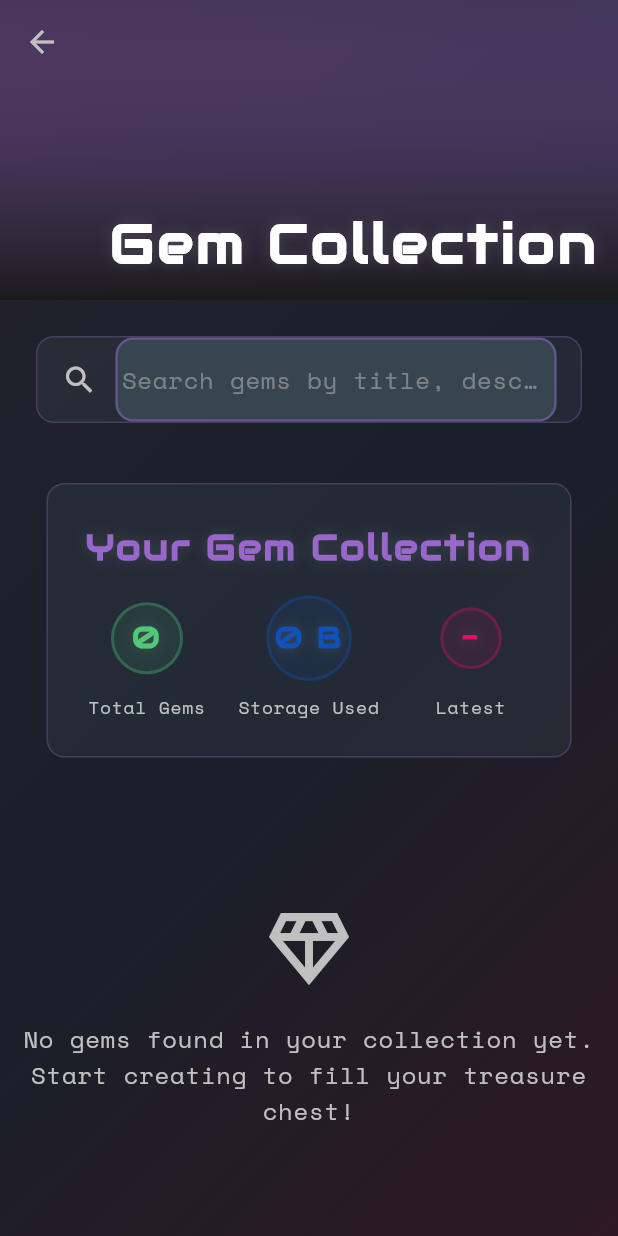
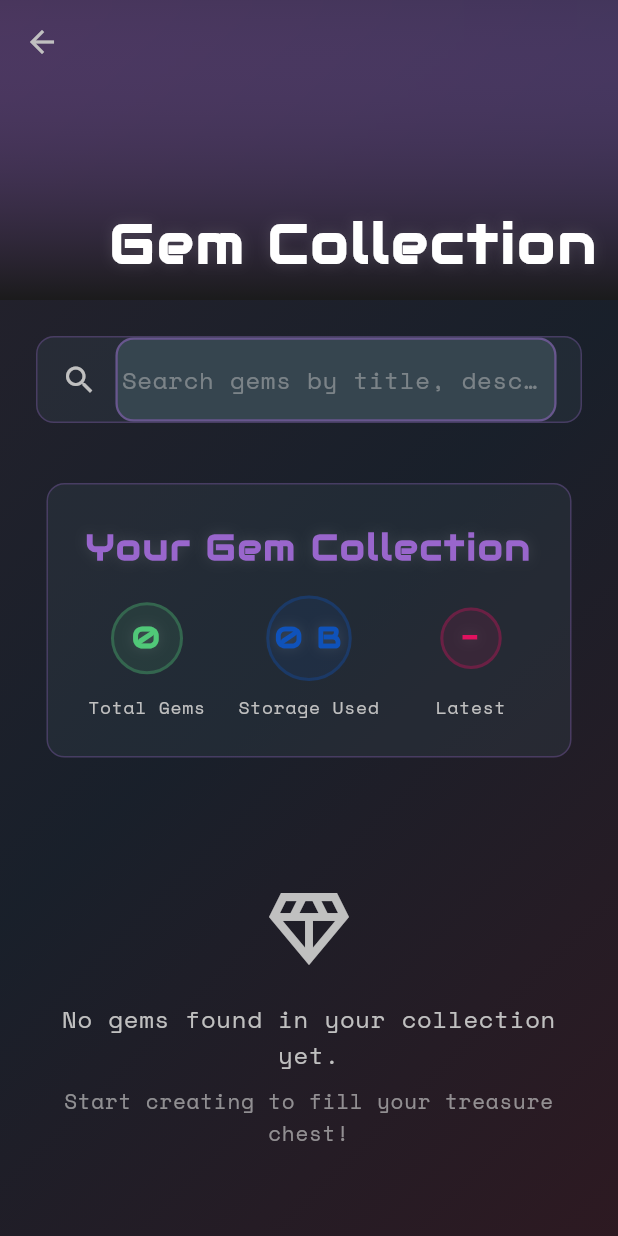
Before and after one commit to newman8r/toktok, a Flutter app: the GemGalleryPage screen opened directly, on a phone screen of 412 x 824 dp. Run offline on Flutter 3.47's test engine with Material 3 defaults, Android fonts, the light colour scheme and no system bars; our stand-ins replace camera, cloud_firestore, firebase_auth, firebase_core, flutter_dotenv, image_picker and 3 more; missing offline and left inert: ffmpeg_kit_flutter_min_gpl, video_editor; accounts and stored records are empty.

Commit message:
deal with an overflow issue on the gallery page

```diff
--- a/lib/pages/gem_gallery_page.dart
+++ b/lib/pages/gem_gallery_page.dart
@@ -262,8 +262,12 @@ class _GemGalleryPageState extends State<GemGalleryPage> with TickerProviderStat
                   )
                 else if (_userGems.isEmpty)
                   SliverFillRemaining(
+                    hasScrollBody: false,
                     child: Center(
+                      child: Padding(
+                        padding: const EdgeInsets.symmetric(horizontal: 24.0),
                         child: Column(
+                          mainAxisSize: MainAxisSize.min,
                           mainAxisAlignment: MainAxisAlignment.center,
                           children: [
                             Icon(
@@ -273,11 +277,21 @@ class _GemGalleryPageState extends State<GemGalleryPage> with TickerProviderStat
                             ),
                             const SizedBox(height: 16),
                             Text(
-                            'No gems found in your collection yet.\nStart creating to fill your treasure chest!',
+                              'No gems found in your collection yet.',
                               style: gemText.copyWith(color: silver),
                               textAlign: TextAlign.center,
                             ),
+                            const SizedBox(height: 8),
+                            Text(
+                              'Start creating to fill your treasure chest!',
+                              style: gemText.copyWith(
+                                color: silver.withOpacity(0.7),
+                                fontSize: 14,
+                              ),
+                              textAlign: TextAlign.center,
+                            ),
                           ],
+                        ),
                       ),
                     ),
                   )
```
Lines whose indentation alone changed are shown as unchanged.
